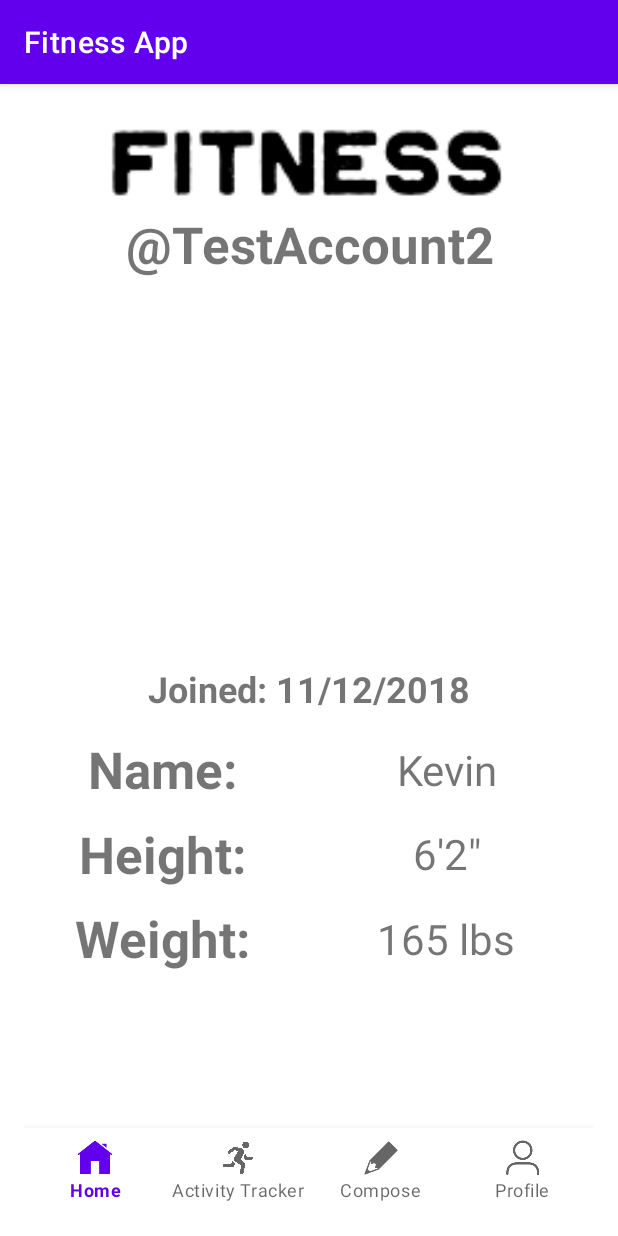
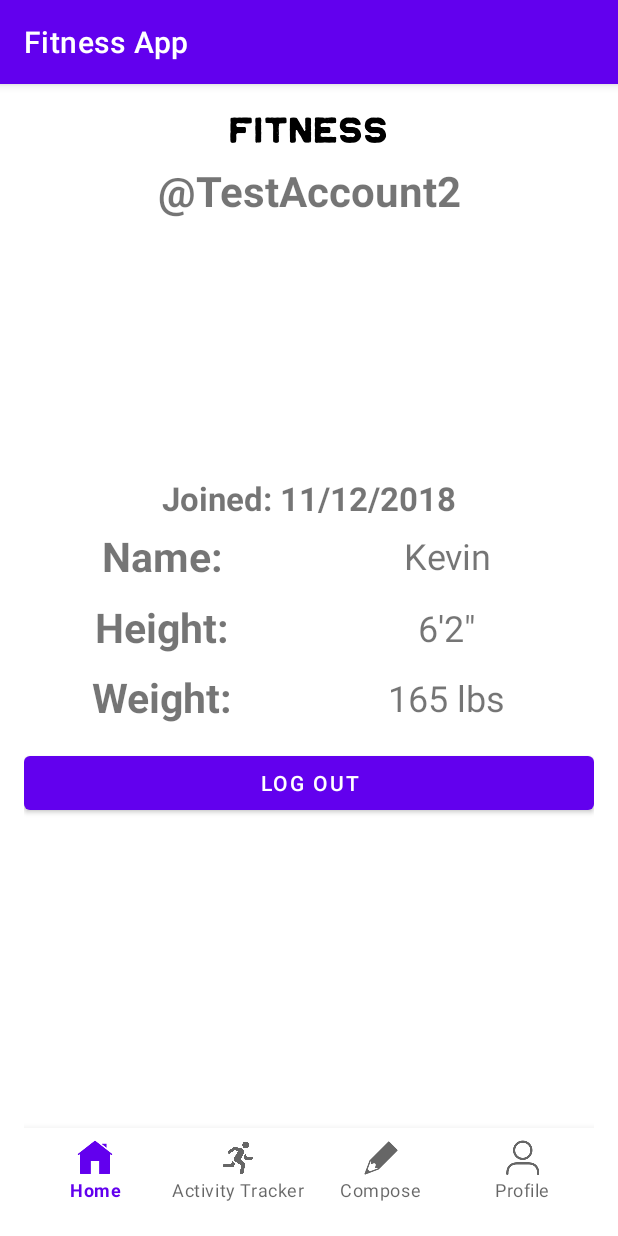
Before and after one commit to cool-club/FitnessApp, an Android app: the fragment ProfileFragment placed in its activity, on a phone screen of 412 x 824 dp. Run offline under Robolectric (Android 15) with nearby library versions, the phone set to English and light mode, and no system bars; libraries missing offline, so code that uses them is left out: com.parse; pictures from the network do not load; 7 statements that could not run were skipped.

Commit message:
Profile Fragment Update

```diff
--- a/app/src/main/java/com/example/myapplication/fragments/ComposeFragment.java
+++ b/app/src/main/java/com/example/myapplication/fragments/ComposeFragment.java
@@ -51,7 +51,6 @@ public class ComposeFragment extends Fragment {
     private Button btnCaptureImage;
     private ImageView ivPostImage;
     private Button btnSubmit;
-    private Button logOut;
     private File photoFile;
     public String photoFileName = "photo.jpg";
 
@@ -79,18 +78,7 @@ public class ComposeFragment extends Fragment {
         btnCaptureImage = view.findViewById(R.id.btnCaptureImage);
         ivPostImage = view.findViewById(R.id.ivPostImage);
         btnSubmit = view.findViewById(R.id.btnSubmit);
-        logOut = view.findViewById(R.id.logOut);
 
-        logOut.setOnClickListener(new View.OnClickListener() {
-            @Override
-            public void onClick(View view) {
-                ParseUser.logOut();
-                ParseUser currentUser = ParseUser.getCurrentUser(); // this will now be null
-                Toast.makeText(getContext(), "Logged out!", Toast.LENGTH_SHORT).show() ;
-                goLoginActivity();
-            }
-
-        });
 
 
         btnCaptureImage.setOnClickListener(new View.OnClickListener() {
@@ -176,12 +164,6 @@ public class ComposeFragment extends Fragment {
 
     }
 
-    private void goLoginActivity() {
-        Intent i  = new Intent(getContext(), LoginActivity.class);
-        startActivity(i);
-        getActivity().finish();
-    }
-
     private void savePost(String description, ParseUser currentUser, File photoFile) {
         Post post = new Post();
         post.setDescription(description);
--- a/app/src/main/java/com/example/myapplication/fragments/ProfileFragment.java
+++ b/app/src/main/java/com/example/myapplication/fragments/ProfileFragment.java
@@ -22,12 +22,14 @@ import android.view.ViewGroup;
 import android.widget.Button;
 import android.widget.EditText;
 import android.widget.ImageView;
+import android.widget.TextView;
 import android.widget.Toast;
 
 import com.example.myapplication.LoginActivity;
 import com.example.myapplication.MainActivity;
 import com.example.myapplication.Post;
 import com.example.myapplication.R;
+import com.google.android.material.textview.MaterialTextView;
 import com.parse.FindCallback;
 import com.parse.ParseException;
 import com.parse.ParseFile;
@@ -46,11 +48,15 @@ import java.util.List;
 public class ProfileFragment extends Fragment {
 
     public static final String TAG = "ProfileFragment";
-    private EditText etName;
-    private EditText etWeight;
-    private EditText etHeight;
+    private MaterialTextView tvUsername;
+    private ImageView ivSelfie;
+    private MaterialTextView tvDateJoined;
+    private MaterialTextView tvName;
+    private MaterialTextView tvHeight;
+    private MaterialTextView tvWeight;
+    private Button logOut;
     private Button btnSave;
-
+    ParseUser currentUser;
 
     public ProfileFragment() {
         // Required empty public constructor
@@ -72,10 +78,21 @@ public class ProfileFragment extends Fragment {
     @Override
     public void onViewCreated(@NonNull View view, @Nullable Bundle savedInstanceState) {
         super.onViewCreated(view, savedInstanceState);
-        etName = view.findViewById(R.id.etName);
-        etWeight = view.findViewById(R.id.etWeight);
-        etHeight = view.findViewById(R.id.etHeight);
-        btnSave = view.findViewById(R.id.btnSave);
+        currentUser = ParseUser.getCurrentUser();
+
+        tvUsername = view.findViewById(R.id.tvUsername);
+        ivSelfie = view.findViewById(R.id.ivSelfie);
+        tvDateJoined = view.findViewById(R.id.tvDateJoined);
+        tvName = view.findViewById(R.id.tvName);
+        tvWeight = view.findViewById(R.id.tvWeight);
+        tvHeight = view.findViewById(R.id.tvHeight);
+        logOut = view.findViewById(R.id.logOut2);
+        Log.e(TAG, "onViewCreated: ProfileFragment");
+
+
+        tvUsername.setText("@" + currentUser.getUsername());
+        //tvName.setText(currentUser.getString());
+
 
         /* btnSave.setOnClickListener(new View.OnClickListener() {
             @Override
@@ -88,6 +105,17 @@ public class ProfileFragment extends Fragment {
         });
         */
 
+        logOut.setOnClickListener(new View.OnClickListener() {
+            @Override
+            public void onClick(View view) {
+                ParseUser.logOut();
+                ParseUser currentUser = ParseUser.getCurrentUser(); // this will now be null
+                Toast.makeText(getContext(), "Logged out!", Toast.LENGTH_SHORT).show() ;
+                goLoginActivity();
+            }
+
+        });
+
     }
 
 
--- a/app/src/main/res/layout/fragment_compose.xml
+++ b/app/src/main/res/layout/fragment_compose.xml
@@ -43,13 +43,5 @@
         android:layout_marginTop="10dp"
         android:text="Submit" />
 
-    <Button
-        android:id="@+id/logOut"
-        android:layout_width="match_parent"
-        android:layout_height="wrap_content"
-        android:layout_marginTop="10dp"
-        android:text="LOG OUT" />
-
-
 
 </LinearLayout>
--- a/app/src/main/res/layout/fragment_profile.xml
+++ b/app/src/main/res/layout/fragment_profile.xml
@@ -9,39 +9,40 @@
     <ImageView
         android:id="@+id/ivFitnessLogo"
         android:layout_width="match_parent"
-        android:layout_height="68dp"
+        android:layout_height="wrap_content"
         app:srcCompat="@drawable/fitnesslogo" />
 
     <TextView
         android:id="@+id/tvUsername"
         android:layout_width="match_parent"
-        android:layout_height="57dp"
+        android:layout_height="56dp"
+        android:gravity="center"
         android:text="@TestAccount2"
         android:textAlignment="center"
         android:textAllCaps="false"
-        android:textSize="34sp"
+        android:textSize="28sp"
         android:textStyle="bold" />
 
     <ImageView
         android:id="@+id/ivSelfie"
         android:layout_width="match_parent"
-        android:layout_height="236dp"
+        android:layout_height="162dp"
         tools:srcCompat="@tools:sample/avatars" />
 
     <TextView
         android:id="@+id/tvDateJoined"
         android:layout_width="match_parent"
-        android:layout_height="52dp"
+        android:layout_height="wrap_content"
         android:gravity="center"
         android:text="Joined: 11/12/2018"
         android:textAlignment="center"
-        android:textSize="24sp"
+        android:textSize="22sp"
         android:textStyle="bold" />
 
     <RelativeLayout
         android:id="@+id/relativeLayoutName"
         android:layout_width="match_parent"
-        android:layout_height="55dp">
+        android:layout_height="48dp">
 
         <TextView
             android:id="@+id/tvNameText"
@@ -50,7 +51,7 @@
             android:gravity="center"
             android:text="Name:"
             android:textAlignment="center"
-            android:textSize="34sp"
+            android:textSize="27sp"
             android:textStyle="bold" />
 
         <TextView
@@ -64,14 +65,14 @@
             android:gravity="center"
             android:text="Kevin"
             android:textAlignment="center"
-            android:textSize="28sp" />
+            android:textSize="24sp" />
 
     </RelativeLayout>
 
     <RelativeLayout
         android:id="@+id/relativeLayoutHeight"
         android:layout_width="match_parent"
-        android:layout_height="57dp">
+        android:layout_height="47dp">
 
         <TextView
             android:id="@+id/tvHeightText"
@@ -80,7 +81,7 @@
             android:gravity="center"
             android:text="Height:"
             android:textAlignment="center"
-            android:textSize="34sp"
+            android:textSize="27sp"
             android:textStyle="bold" />
 
         <TextView
@@ -94,14 +95,14 @@
             android:gravity="center"
             android:text="6'2&quot;"
             android:textAlignment="center"
-            android:textSize="28sp" />
+            android:textSize="24sp" />
 
     </RelativeLayout>
 
     <RelativeLayout
         android:id="@+id/relativeLayoutWeight"
         android:layout_width="match_parent"
-        android:layout_height="55dp">
+        android:layout_height="46dp">
 
         <TextView
             android:id="@+id/tvWeightText"
@@ -110,7 +111,7 @@
             android:gravity="center"
             android:text="Weight:"
             android:textAlignment="center"
-            android:textSize="34sp"
+            android:textSize="27sp"
             android:textStyle="bold" />
 
         <TextView
@@ -124,7 +125,15 @@
             android:gravity="center"
             android:text="165 lbs"
             android:textAlignment="center"
-            android:textSize="28sp" />
+            android:textSize="24sp" />
+
     </RelativeLayout>
 
+    <Button
+        android:id="@+id/logOut2"
+        android:layout_width="match_parent"
+        android:layout_height="wrap_content"
+        android:layout_marginTop="10dp"
+        android:text="LOG OUT" />
+
 </LinearLayout>
```
